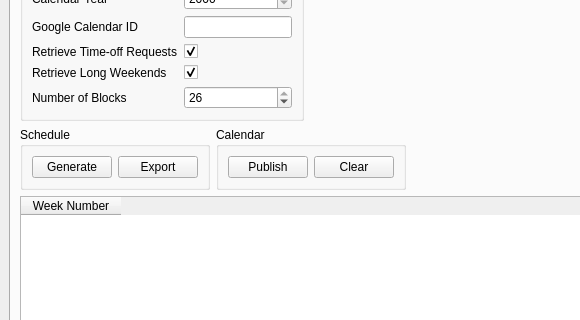
Old version of the form src/designer/mainwindow.ui in the repository mishra-lab/scheduler; both pictures show x 0 to 580 and y 114 to 434 of the 800 by 600 pixel window.
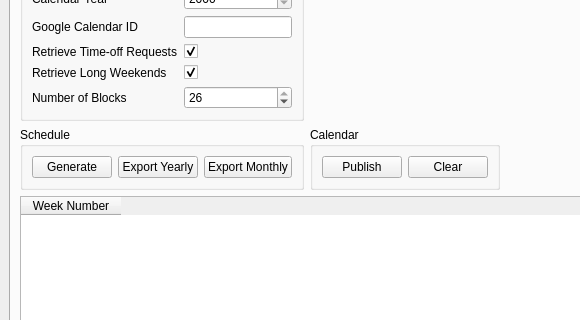
New version of the form.

Commit message: Work on creating monthly excel output

Diff of the .ui file:
```diff
--- a/src/designer/mainwindow.ui
+++ b/src/designer/mainwindow.ui
@@ -268,7 +268,14 @@
                 <string>&lt;html&gt;&lt;head/&gt;&lt;body&gt;&lt;p&gt;Export generated schedule as an Excel spreadsheet&lt;/p&gt;&lt;/body&gt;&lt;/html&gt;</string>
                </property>
                <property name="text">
-                <string>Export</string>
+                <string>Export Yearly</string>
+               </property>
+              </widget>
+             </item>
+             <item>
+              <widget class="QPushButton" name="exportMonthlyButton">
+               <property name="text">
+                <string>Export Monthly</string>
                </property>
               </widget>
              </item>
```
Left out of the diff: 21 changed lines with no effect on the pictures. The commit also changes 3 other files.
